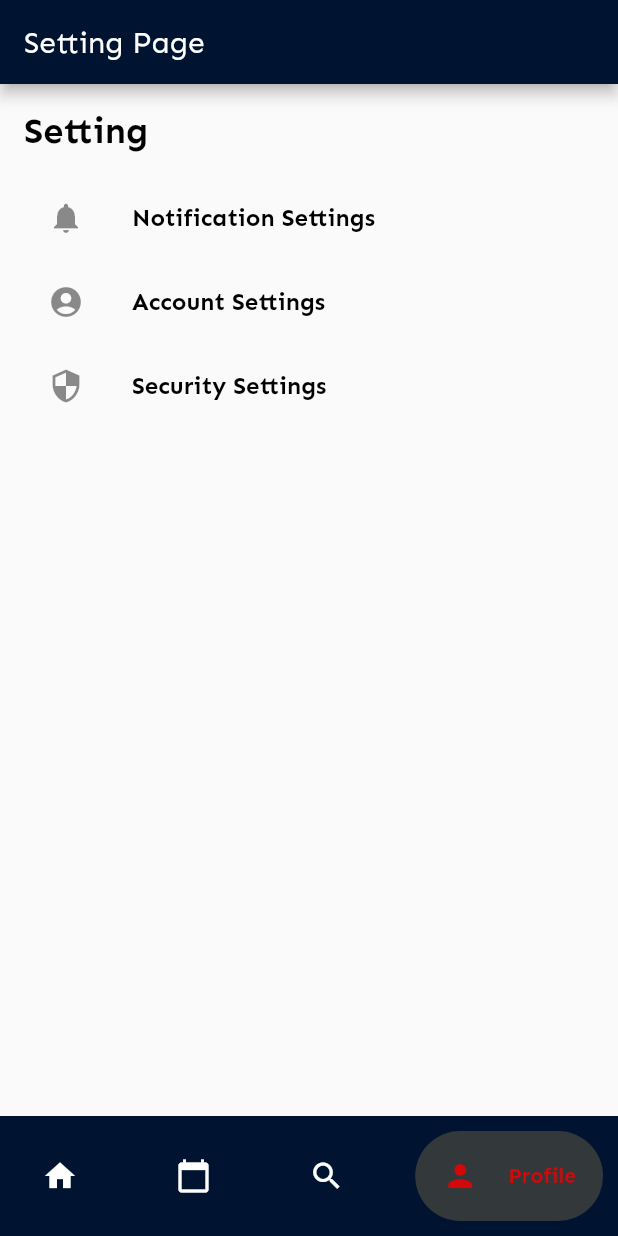
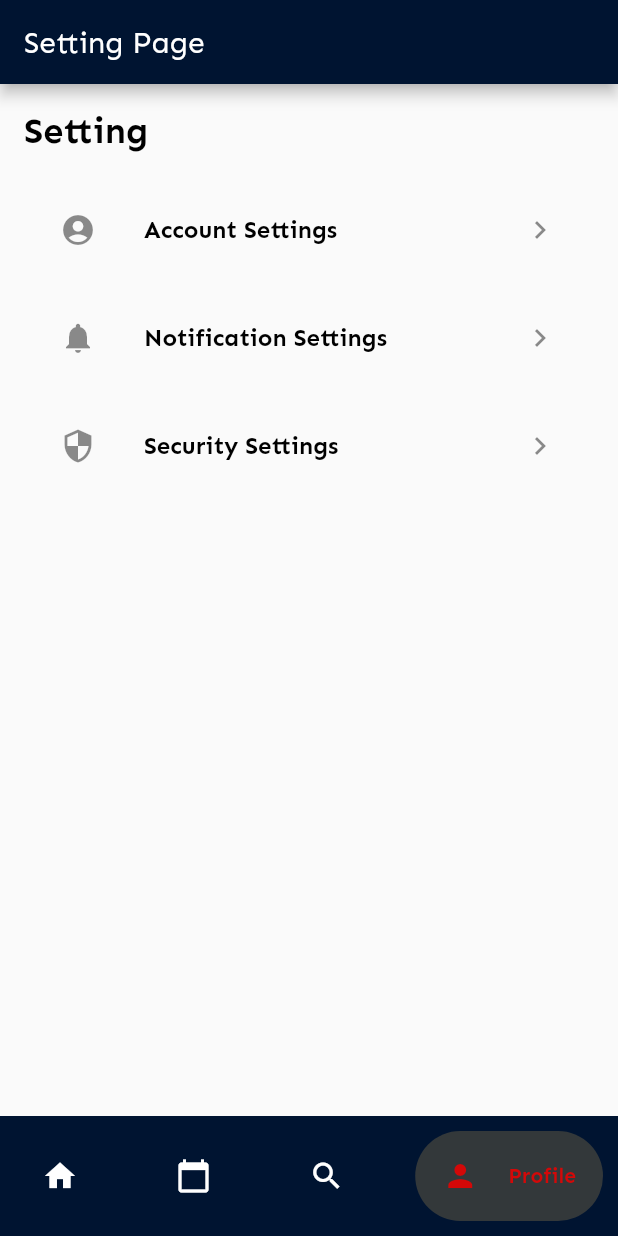
Before and after one commit to Informatika-C/EventKampusKelompok, a Flutter app: the screen it shows after launch, item 4 of the bottom bar chosen, on a phone screen of 412 x 824 dp. Run offline on Flutter 3.47's test engine with Material 2 defaults, Android fonts, the phone set to English and light mode, and no system bars; drawn by our look-alikes of google_nav_bar; our stand-ins replace carousel_slider, fluttertoast, google_fonts; network calls fail.

Commit message:
Update settings

```diff
--- a/lib/setting.dart
+++ b/lib/setting.dart
@@ -1,6 +1,26 @@
 import 'package:flutter/material.dart';
+import 'package:tekno_expo/setting-parts.dart';
 
-class Setting extends StatelessWidget {
+class Setting extends StatefulWidget {
+  const Setting({super.key});
+
+  @override
+  State<Setting> createState() => _SettingState();
+}
+
+class _SettingState extends State<Setting> {
+  int activeExpandedIndex = -1;
+
+  void toggleExpanded(int expandedIndex) {
+    setState(() {
+      if (activeExpandedIndex == expandedIndex) {
+        activeExpandedIndex = -1; // Menutup expanded yang sedang aktif
+      } else {
+        activeExpandedIndex = expandedIndex; // Membuka expanded yang dipilih
+      }
+    });
+  }
+
   @override
   Widget build(BuildContext context) {
     return Scaffold(
@@ -22,9 +42,56 @@ class Setting extends StatelessWidget {
               ),
             ),
             SizedBox(height: 16),
-            ListTile(
+            Column(
+              children: [
+                TextButton(
+                  onPressed: () {
+                    setState(() {
+                      toggleExpanded(1);
+                    });
+                  },
+                  child: ListTile(
+                    leading: Icon(Icons.account_circle),
+                    title: Row(
+                      mainAxisAlignment: MainAxisAlignment.spaceBetween,
+                      children: [
+                        Text(
+                          'Account Settings',
+                          style: TextStyle(
+                            fontSize: 16,
+                            fontWeight: FontWeight.bold,
+                            color: Colors.black,
+                          ),
+                        ),
+                        Icon(
+                          activeExpandedIndex == 1
+                              ? Icons.keyboard_arrow_down
+                              : Icons.keyboard_arrow_right,
+                        ),
+                      ],
+                    ),
+                  ),
+                ),
+                if (activeExpandedIndex == 1)
+                  AccountParts(
+                    isExpanded: true,
+                  ),
+              ],
+            ),
+            Column(
+              children: [
+                TextButton(
+                  onPressed: () {
+                    setState(() {
+                      toggleExpanded(2);
+                    });
+                  },
+                  child: ListTile(
                     leading: Icon(Icons.notifications),
-              title: Text(
+                    title: Row(
+                      mainAxisAlignment: MainAxisAlignment.spaceBetween,
+                      children: [
+                        Text(
                           'Notification Settings',
                           style: TextStyle(
                             fontSize: 16,
@@ -32,21 +99,35 @@ class Setting extends StatelessWidget {
                             color: Colors.black,
                           ),
                         ),
+                        Icon(
+                          activeExpandedIndex == 2
+                              ? Icons.keyboard_arrow_down
+                              : Icons.keyboard_arrow_right,
                         ),
-            ListTile(
-              leading: Icon(Icons.account_circle),
-              title: Text(
-                'Account Settings',
-                style: TextStyle(
-                  fontSize: 16,
-                  fontWeight: FontWeight.bold,
-                  color: Colors.black,
+                      ],
                     ),
                   ),
                 ),
-            ListTile(
+                if (activeExpandedIndex == 2)
+                  NotificationParts(
+                    isExpanded: true,
+                  ),
+              ],
+            ),
+            Column(
+              children: [
+                TextButton(
+                  onPressed: () {
+                    setState(() {
+                      toggleExpanded(3);
+                    });
+                  },
+                  child: ListTile(
                     leading: Icon(Icons.security),
-              title: Text(
+                    title: Row(
+                      mainAxisAlignment: MainAxisAlignment.spaceBetween,
+                      children: [
+                        Text(
                           'Security Settings',
                           style: TextStyle(
                             fontSize: 16,
@@ -54,6 +135,20 @@ class Setting extends StatelessWidget {
                             color: Colors.black,
                           ),
                         ),
+                        Icon(
+                          activeExpandedIndex == 3
+                              ? Icons.keyboard_arrow_down
+                              : Icons.keyboard_arrow_right,
+                        ),
+                      ],
+                    ),
+                  ),
+                ),
+                if (activeExpandedIndex == 3)
+                  SecurityParts(
+                    isExpanded: true,
+                  ),
+              ],
             ),
           ],
         ),
```
Also changed, not shown: lib/setting-parts.dart (added, +361 -0 lines). Lines whose indentation alone changed are shown as unchanged.
